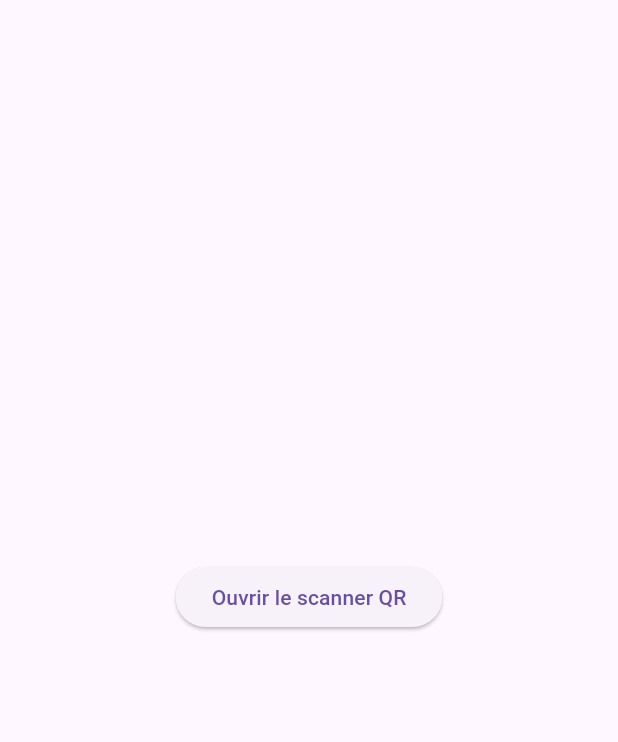
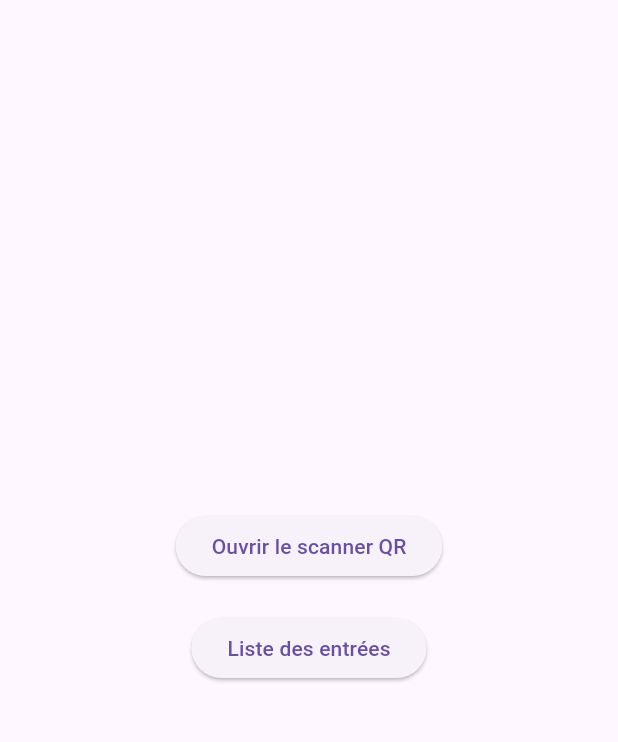
Before and after one commit to rxb49/hemicycle, a Flutter app: the screen it shows after launch, on a phone screen of 412 x 824 dp, the part 63-805 px from its top. Run offline on Flutter 3.47's test engine with Material 3 defaults, Android fonts, the phone set to English and light mode, and no system bars; missing offline and left inert: mobile_scanner, mysql_client.

Commit message:
Ajout de la liste des entrées

```diff
--- a/lib/home_page.dart
+++ b/lib/home_page.dart
@@ -1,6 +1,7 @@
 import 'package:flutter/material.dart';
+import 'liste_entre.dart';
 import 'qr_scanner_page.dart';
-// Ce code a été généré avec l'aide de l'intelligence artificielle.
+
 class MyHome extends StatelessWidget {
   const MyHome({super.key});
 
@@ -9,7 +10,10 @@ class MyHome extends StatelessWidget {
     return Scaffold(
       appBar: AppBar(title: const Text('Scanner QR Code')),
       body: Center(
-        child: ElevatedButton(
+        child: Column(
+          mainAxisAlignment: MainAxisAlignment.center,
+          children: <Widget>[
+            ElevatedButton(
               onPressed: () {
                 Navigator.of(context).push(
                   MaterialPageRoute<dynamic>(
@@ -20,6 +24,21 @@ class MyHome extends StatelessWidget {
               },
               child: const Text('Ouvrir le scanner QR'),
             ),
+            const SizedBox(height: 20),
+            ElevatedButton(
+              onPressed: () {
+                // Naviguer vers la page ListEntrePage
+                Navigator.of(context).push(
+                  MaterialPageRoute<dynamic>(
+                    builder: (BuildContext context) =>
+                    const ListEntrePage(), // Utilisation de ListEntrePage importée
+                  ),
+                );
+              },
+              child: const Text('Liste des entrées'),
+            ),
+          ],
+        ),
       ),
     );
   }
--- a/lib/main.dart
+++ b/lib/main.dart
@@ -1,5 +1,6 @@
 import 'package:flutter/material.dart';
 import 'home_page.dart';
+
 
 void main() {
   runApp(const MyApp());
```
Also changed, not shown: lib/database_service.dart (+34 -0 lines). Lines whose indentation alone changed are shown as unchanged.
